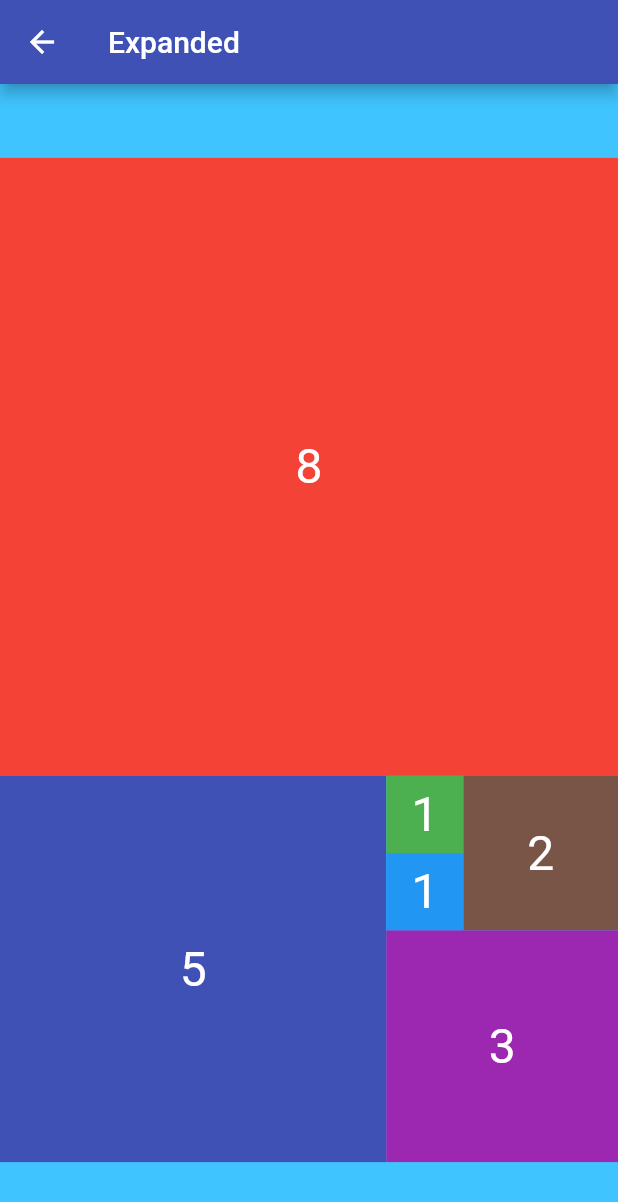
After one commit to vico-aguado/MyExamplesApp, a Flutter app: the ExpandedPage screen opened by its route, on a phone screen of 412 x 824 dp. The commit adds this screen. Shown: the top 1202 px of the screen. Run offline on Flutter 3.47's test engine with Material 2 defaults, Android fonts, the phone set to English and light mode, and no system bars; network calls fail.

Commit message:
2.4: Expanded

```diff
--- a/lib/src/app.dart
+++ b/lib/src/app.dart
@@ -5,6 +5,7 @@ import 'package:my_examples_app/src/pages/list_page.dart';
 import 'package:my_examples_app/src/pages/rowColumn_page.dart';
 import 'package:my_examples_app/src/pages/toImage_page.dart';
 import 'package:my_examples_app/src/pages/stack_page.dart';
+import 'package:my_examples_app/src/pages/expanded_page.dart';
 //import 'package:my_examples_app/src/pages/test_page.dart';
 
 class App extends StatelessWidget {
@@ -24,6 +25,7 @@ class App extends StatelessWidget {
           '/baseline': (BuildContext context) => BaseLine(),
           '/toimage': (BuildContext context) => ToImage(),
           '/stack': (BuildContext context) => StackPage(),
+          '/expanded': (BuildContext context) => ExpandedPage(),
         },
       );
   }
--- a/lib/src/data/repositories/static/examplesList.json
+++ b/lib/src/data/repositories/static/examplesList.json
@@ -33,6 +33,13 @@
                     "description": "Explore properties of stack (AlignmentDirectional, Positioned)",
                     "route": "/stack",
                     "subRoutes": []
+                },
+                {
+                    "title": "Expanded",
+                    "image": "https://image.flaticon.com/icons/png/128/159/159698.png",
+                    "description": "Explore properties of expanded",
+                    "route": "/expanded",
+                    "subRoutes": []
                 }
             ]
         },
--- /dev/null
+++ b/lib/src/pages/expanded_page.dart
@@ -0,0 +1,99 @@
+import 'package:flutter/material.dart';
+
+class ExpandedPage extends StatelessWidget {
+
+  Widget _buildBox({int points, Color color, Color textColor = Colors.white}) {
+    return Expanded(
+      flex: points,
+      child: Container(
+        constraints: BoxConstraints.expand(),
+        color: color,
+        child: Center(
+          child: Text(
+            '$points',
+            style: TextStyle(fontSize: 32.0, color: textColor),
+          ),
+        ),
+      ),
+    );
+  }
+
+  Size _goldenRatio(BoxConstraints constraints) {
+    double ratio = 13.0 / 8.0;
+    if (constraints.maxHeight / constraints.maxWidth > ratio) {
+      double height = constraints.maxWidth * ratio;
+      return Size(constraints.maxWidth, height);
+    } else {
+      double width = constraints.maxHeight / ratio;
+      return Size(width, constraints.maxHeight);
+    }
+  }
+
+  Widget _centeredLayout({Widget child}) {
+    return LayoutBuilder(builder: (content, constraints) {
+      Size size = _goldenRatio(constraints);
+      return Center(
+        child: Container(
+          constraints: BoxConstraints(
+            maxWidth: size.width,
+            maxHeight: size.height,
+          ),
+          child: child,
+        ),
+      );
+    });
+  }
+
+  Widget _buildContent() {
+    return _centeredLayout(
+      child: Column(
+        children: [
+          _buildBox(points: 8, color: Colors.red),
+          Expanded(
+            flex: 5,
+            child: Row(
+              children: [
+                _buildBox(points: 5, color: Colors.indigo),
+                Expanded(
+                  flex: 3,
+                  child: Column(
+                    children: [
+                      Expanded(
+                        flex: 2,
+                        child: Row(
+                          children: [
+                            Expanded(
+                              flex: 1,
+                              child: Column(
+                                children: [
+                                  _buildBox(points: 1, color: Colors.green),
+                                  _buildBox(points: 1, color: Colors.blue),
+                                ],
+                              ),
+                            ),
+                            _buildBox(points: 2, color: Colors.brown),
+                          ],
+                        ),
+                      ),
+                      _buildBox(points: 3, color: Colors.purple),
+                    ],
+                  ),
+                ),
+              ],
+            ),
+          ),
+        ],
+      ),
+    );
+  }
+
+  @override
+  Widget build(BuildContext context) {
+    return Scaffold(
+      appBar: AppBar(
+        title: Text("Expanded"),
+      ),
+      body: Container(color: Colors.lightBlueAccent, child: _buildContent()),
+    );
+  }
+}
--- a/lib/src/pages/stack_page.dart
+++ b/lib/src/pages/stack_page.dart
@@ -86,8 +86,7 @@ class _StackPageState extends State<StackPage> {
     });
   }
 
-
-  List<Widget> _buildChildren(){
+  List<Widget> _buildChildren() {
     if (_useAlignment) {
       return <Widget>[
         SizedBox(
@@ -112,7 +111,7 @@ class _StackPageState extends State<StackPage> {
           ),
         ),
       ];
-    }else{
+    } else {
       return <Widget>[
         SizedBox(
           width: 300.0,
```
Also changed, not shown: 1 other file. Lines whose indentation alone changed are shown as unchanged.
